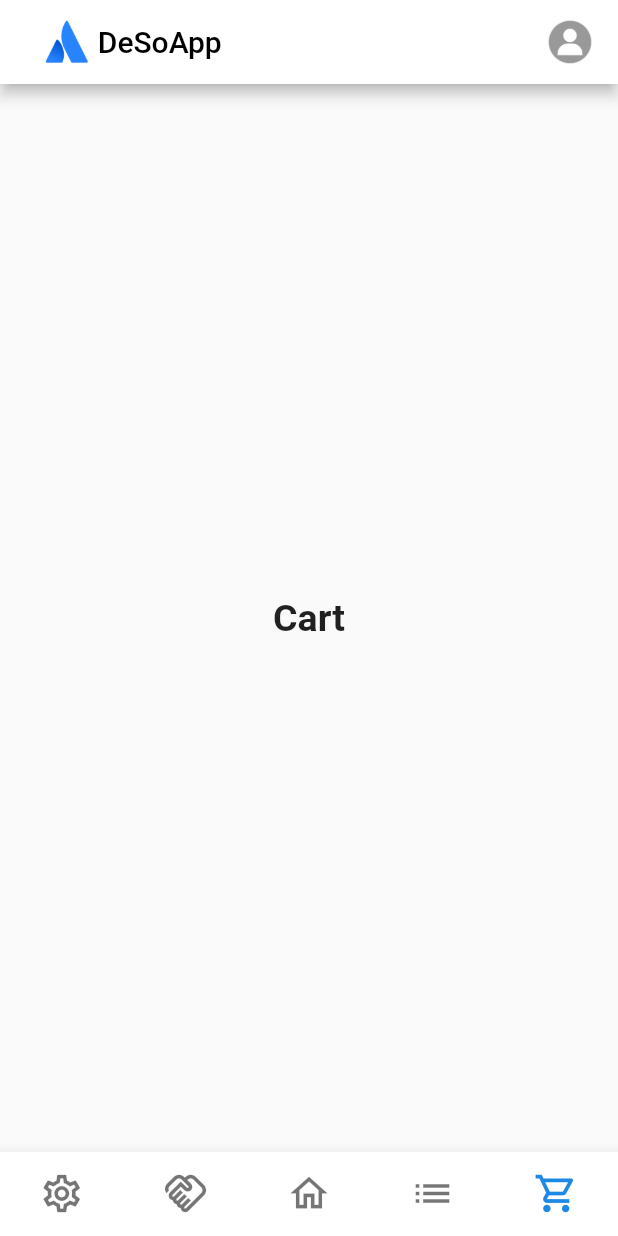
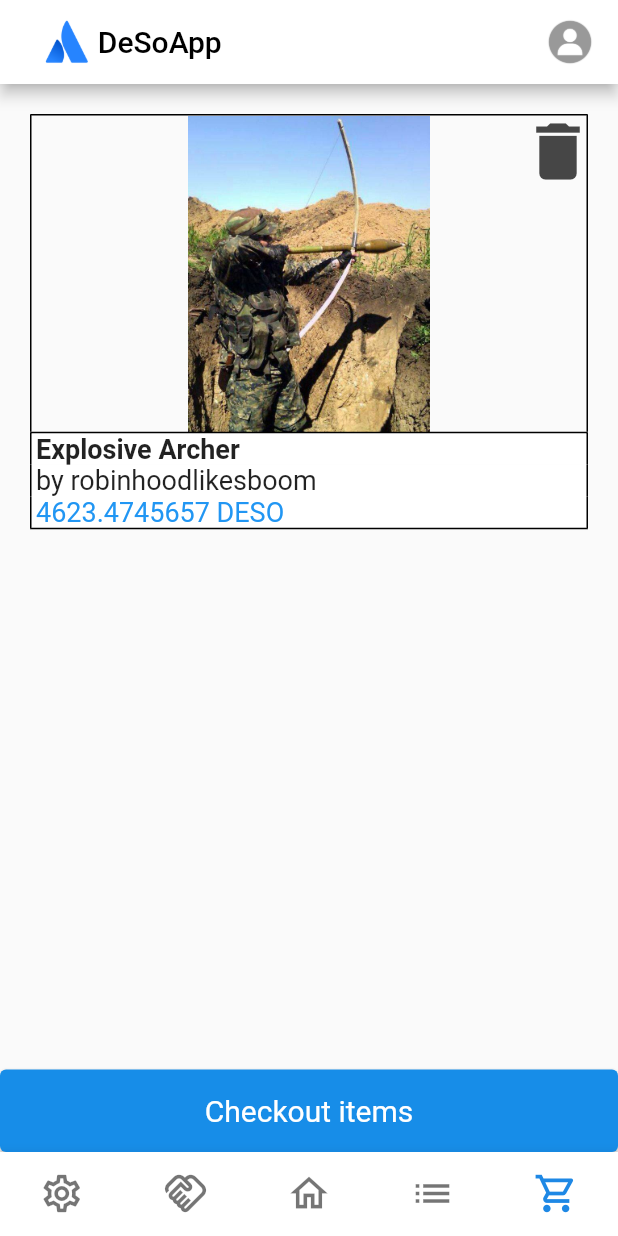
Before and after one commit to hgleos/CS4800-DeSoApp, a Flutter app: the screen it shows after launch, item 5 of the bottom bar chosen, on a phone screen of 412 x 824 dp. Run offline on Flutter 3.47's test engine with Material 2 defaults, Android fonts, the phone set to English and light mode, and no system bars; drawn by our look-alikes of carousel_slider; our stand-ins replace timeline_tile; network calls fail.

Commit message:
initial version of shopping cart screen
Shopping cart screen design finished. Delete and checkout items button does not yet do anything. Shopping cart button on the bottom navbar now goes to this screen.

```diff
--- a/android_deso_app/lib/Screens/Elements/app_bottom_navigation_bar.dart
+++ b/android_deso_app/lib/Screens/Elements/app_bottom_navigation_bar.dart
@@ -2,6 +2,7 @@ import 'package:android_deso_app/Screens/Listings/listings_page.dart';
 import 'package:android_deso_app/Screens/Settings/settings_page.dart';
 import 'package:android_deso_app/constants.dart';
 import 'package:flutter/material.dart';
+import '../ShoppingCart/shopping_cart.dart';
 import 'app_bar.dart';
 
 class AppBottomNavBar extends StatefulWidget {
@@ -30,10 +31,7 @@ class _AppBottomNavBarState extends State<AppBottomNavBar> {
       style: optionStyle,
     ),
     ListingsPage(),
-    Text(
-      'Index 3: Cart',
-      style: optionStyle,
-    ),
+    ShoppingCartPage(),
   ];
 
   // updates the state of the app to the currently selected option on the bottom nav bar
--- a/android_deso_app/lib/Screens/HomePage/home_page2.dart
+++ b/android_deso_app/lib/Screens/HomePage/home_page2.dart
@@ -4,6 +4,8 @@ import 'package:android_deso_app/Screens/Listings/listings_page.dart';
 import 'package:android_deso_app/Screens/Settings/settings_page.dart';
 import 'package:android_deso_app/constants.dart';
 import 'package:flutter/material.dart';
+
+import '../ShoppingCart/shopping_cart.dart';
 
 // https://stackoverflow.com/questions/63290506/flutter-multi-page-navigation-using-bottom-navigation-bar-icons
 
@@ -24,7 +26,7 @@ class _HomePage2State extends State<HomePage2> {
     ContractsPage(),
     Center(child: Text('Home', style: boldHeading)),
     ListingsPage(),
-    Center(child: Text('Cart', style: boldHeading)),
+    ShoppingCartPage(),
   ];
 
   @override
--- /dev/null
+++ b/android_deso_app/lib/Screens/ShoppingCart/sample_nft_data.dart
@@ -0,0 +1,17 @@
+import '../Components/listing.dart';
+
+class SampleNFTData {
+  static List nfts = [
+    Listing(
+      'Explosive Archer',
+      'robinhoodlikesboom',
+      '4623.4745657',
+      images: ['lib/assets/explosive_archer.jpg'],
+      description: 'Before the rocket launcher was invented, explosive warheads were projected by means of'
+        ' bow and arrow. They lacked modern safety measures, such as the explosive being armed'
+        ' after a minimum travel distance. This would make explosive archers of the medieval'
+        ' era a rare troop to see, as not many were brave enough to handle these highly'
+        ' explosive projectiles.'
+    )
+  ];
+}
--- /dev/null
+++ b/android_deso_app/lib/Screens/ShoppingCart/shopping_cart.dart
@@ -0,0 +1,55 @@
+import 'package:android_deso_app/Screens/Components/nft_listing.dart';
+import 'package:android_deso_app/Screens/Contracts/single_contract_listing_page.dart';
+import 'package:android_deso_app/Screens/Elements/app_bar.dart';
+import 'package:android_deso_app/Screens/ShoppingCart/sample_nft_data.dart';
+import 'package:flutter/material.dart';
+
+class ShoppingCartPage extends StatefulWidget {
+  const ShoppingCartPage({Key? key}) : super(key: key);
+
+  @override
+  State<ShoppingCartPage> createState() => _ShoppingCartPageState();
+}
+
+class _ShoppingCartPageState extends State<ShoppingCartPage> {
+  @override
+  Widget build(BuildContext context) {
+    return Scaffold(
+      // List of NFTs here
+      body: SingleChildScrollView(
+        child: Center(
+          child: Column(
+              children: [
+                InkWell(
+                    onTap: () {
+                      Navigator.push(context, MaterialPageRoute(builder: (context) => SingleContractListingPage(temp: SampleNFTData.nfts[0])));
+                    },
+                    highlightColor: Colors.blue[200],
+                    customBorder: RoundedRectangleBorder(borderRadius: BorderRadius.circular(20)),
+                    child: Stack(
+                        children: [
+                          NftListing(context, SampleNFTData.nfts[0].images, SampleNFTData.nfts[0].title, SampleNFTData.nfts[0].seller, SampleNFTData.nfts[0].price),
+                          Positioned(child: Icon(Icons.delete, size: 50, color: Color.fromARGB(255, 70, 70, 70)), right: 15, top: 20)
+                        ]
+                    )
+                )
+              ]
+          )
+        )
+      ),
+
+        // Checkout items button
+      bottomNavigationBar: Container(
+        child: ElevatedButton(
+          onPressed: () {}, // TODO go to checkout screen
+          style: ButtonStyle(
+            backgroundColor: MaterialStateProperty.all<Color>(Color(0xff178de8)),
+            fixedSize: MaterialStateProperty.all<Size>(Size(270, 55)),
+            textStyle: MaterialStateProperty.all<TextStyle>(TextStyle(fontSize: 20, color: Colors.white))
+          ),
+          child: Text('Checkout items')
+        )
+      )
+    );
+  }
+}
```
Also changed, not shown: android_deso_app/lib/assets/explosive_archer.jpg (added).
